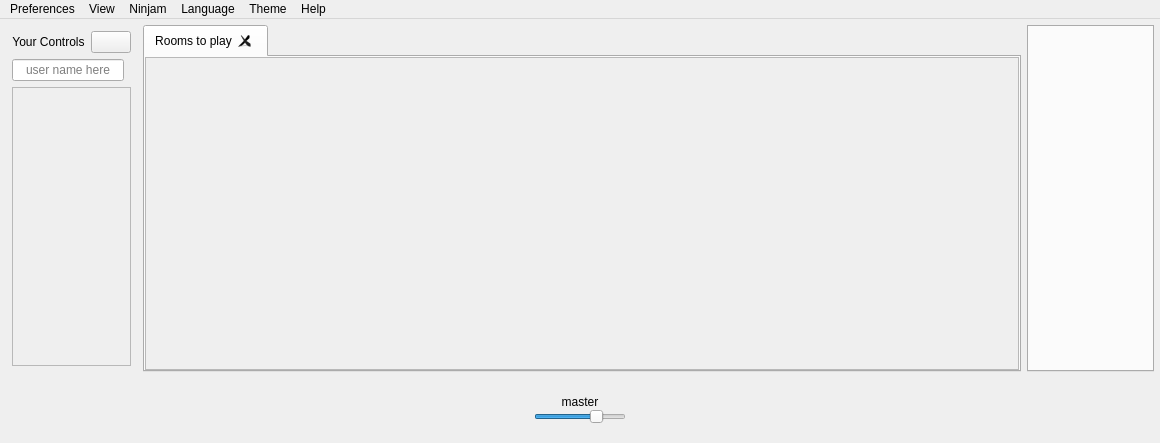
Old version of the form src/Common/gui/MainWindow.ui in the repository elieserdejesus/JamTaba.
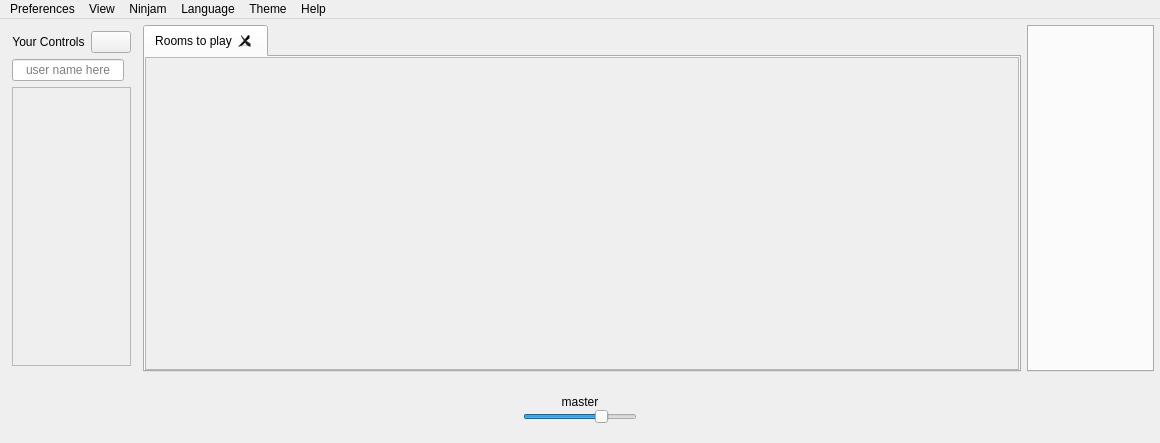
New version of the form. Icons and pictures are not drawn. Custom widgets are drawn as their Qt base class.

Commit message: Fixing margin problem in minimode fix #401

What changed in the file:
```diff
--- a/src/Common/gui/MainWindow.ui
+++ b/src/Common/gui/MainWindow.ui
@@ -206,13 +206,13 @@
       </property>
       <layout class="QVBoxLayout" name="bottomPanelLayout">
        <property name="leftMargin">
-        <number>6</number>
+        <number>0</number>
        </property>
        <property name="topMargin">
         <number>6</number>
        </property>
        <property name="rightMargin">
-        <number>6</number>
+        <number>0</number>
        </property>
        <property name="bottomMargin">
         <number>0</number>
@@ -241,6 +241,12 @@
           <property name="spacing">
            <number>0</number>
           </property>
+          <property name="leftMargin">
+           <number>0</number>
+          </property>
+          <property name="rightMargin">
+           <number>0</number>
+          </property>
           <item alignment="Qt::AlignBottom">
            <widget class="QLabel" name="masterTitleLabel">
             <property name="text">
```
The commit also changes 1 other file.
